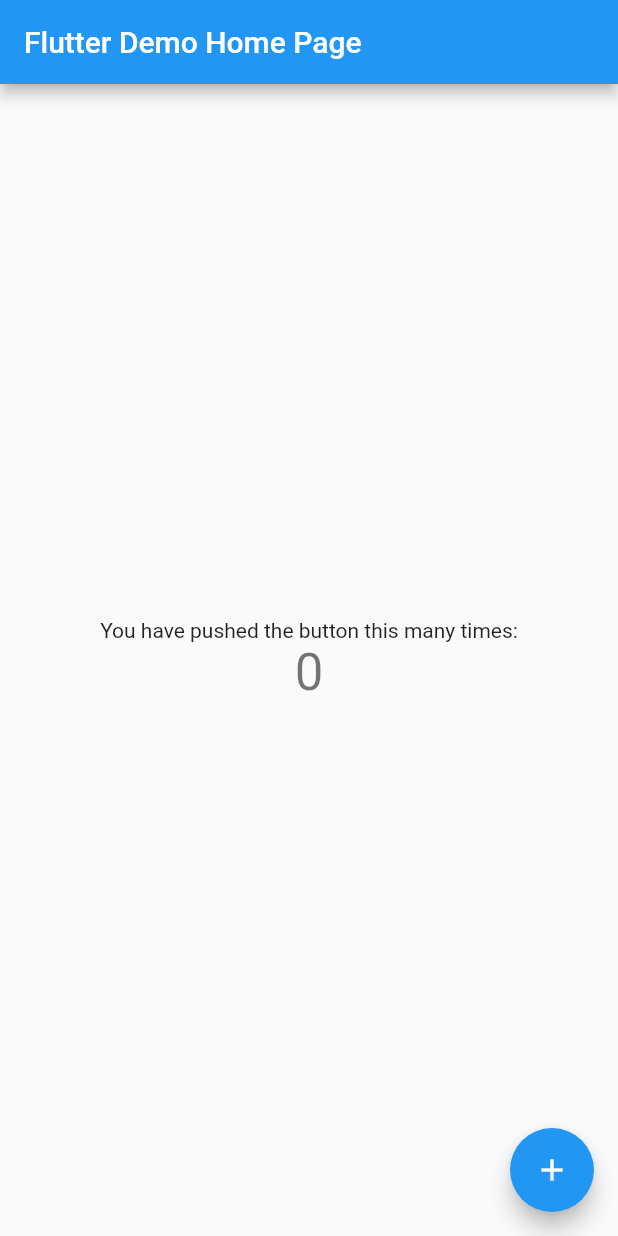
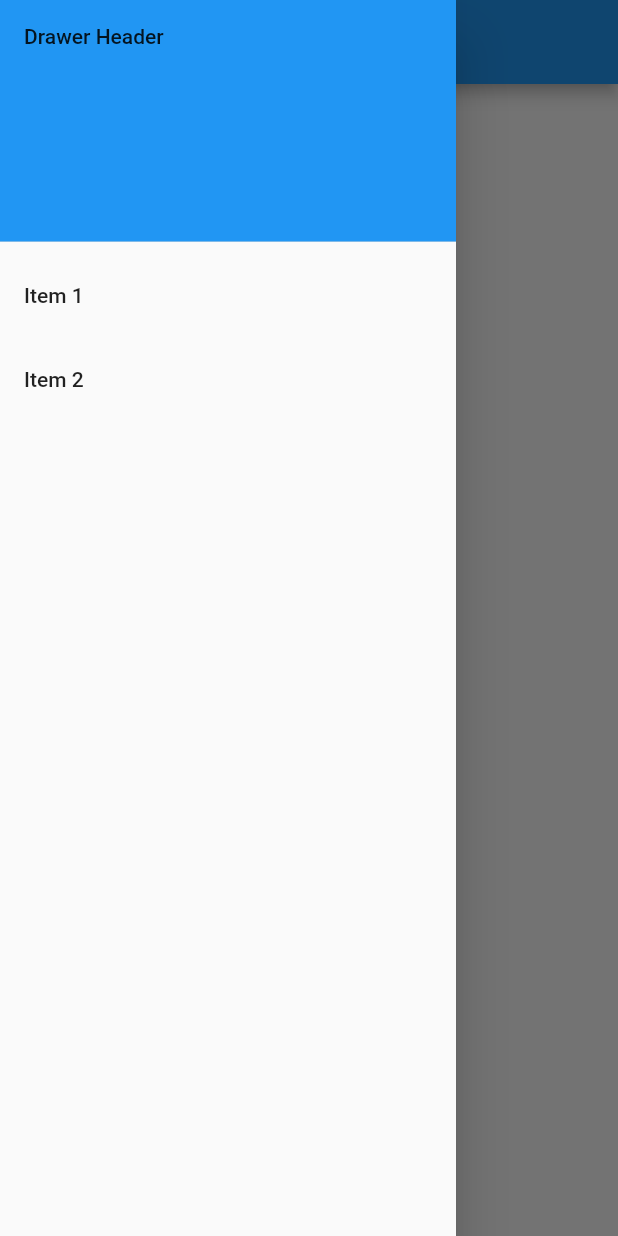
Before and after one commit to nadeshiko69/Saiten_JLeague, a Flutter app: the screen it shows after launch, with the side drawer open (before the commit the screen has no drawer), on a phone screen of 412 x 824 dp. Run offline on Flutter 3.47's test engine with Material 2 defaults, Android fonts, the phone set to English and light mode, and no system bars.

Commit message:
ハンバーガーメニュー雛形実装 / iPadでビルドしサイズ確認済

```diff
--- a/app/lib/main.dart
+++ b/app/lib/main.dart
@@ -11,36 +11,18 @@ class MyApp extends StatelessWidget {
   @override
   Widget build(BuildContext context) {
     return MaterialApp(
+      debugShowCheckedModeBanner: false,
       title: 'Flutter Demo',
       theme: ThemeData(
-        // This is the theme of your application.
-        //
-        // Try running your application with "flutter run". You'll see the
-        // application has a blue toolbar. Then, without quitting the app, try
-        // changing the primarySwatch below to Colors.green and then invoke
-        // "hot reload" (press "r" in the console where you ran "flutter run",
-        // or simply save your changes to "hot reload" in a Flutter IDE).
-        // Notice that the counter didn't reset back to zero; the application
-        // is not restarted.
         primarySwatch: Colors.blue,
       ),
-      home: const MyHomePage(title: 'Flutter Demo Home Page'),
+      home: const MyHomePage(title: 'みんなで採点J'),
     );
   }
 }
 
 class MyHomePage extends StatefulWidget {
   const MyHomePage({Key? key, required this.title}) : super(key: key);
-
-  // This widget is the home page of your application. It is stateful, meaning
-  // that it has a State object (defined below) that contains fields that affect
-  // how it looks.
-
-  // This class is the configuration for the state. It holds the values (in this
-  // case the title) provided by the parent (in this case the App widget) and
-  // used by the build method of the State. Fields in a Widget subclass are
-  // always marked "final".
-
   final String title;
 
   @override
@@ -48,68 +30,40 @@ class MyHomePage extends StatefulWidget {
 }
 
 class _MyHomePageState extends State<MyHomePage> {
-  int _counter = 0;
-
-  void _incrementCounter() {
-    setState(() {
-      // This call to setState tells the Flutter framework that something has
-      // changed in this State, which causes it to rerun the build method below
-      // so that the display can reflect the updated values. If we changed
-      // _counter without calling setState(), then the build method would not be
-      // called again, and so nothing would appear to happen.
-      _counter++;
-    });
-  }
-
   @override
   Widget build(BuildContext context) {
-    // This method is rerun every time setState is called, for instance as done
-    // by the _incrementCounter method above.
-    //
-    // The Flutter framework has been optimized to make rerunning build methods
-    // fast, so that you can just rebuild anything that needs updating rather
-    // than having to individually change instances of widgets.
     return Scaffold(
       appBar: AppBar(
-        // Here we take the value from the MyHomePage object that was created by
-        // the App.build method, and use it to set our appbar title.
         title: Text(widget.title),
       ),
       body: Center(
-        // Center is a layout widget. It takes a single child and positions it
-        // in the middle of the parent.
-        child: Column(
-          // Column is also a layout widget. It takes a list of children and
-          // arranges them vertically. By default, it sizes itself to fit its
-          // children horizontally, and tries to be as tall as its parent.
-          //
-          // Invoke "debug painting" (press "p" in the console, choose the
-          // "Toggle Debug Paint" action from the Flutter Inspector in Android
-          // Studio, or the "Toggle Debug Paint" command in Visual Studio Code)
-          // to see the wireframe for each widget.
-          //
-          // Column has various properties to control how it sizes itself and
-          // how it positions its children. Here we use mainAxisAlignment to
-          // center the children vertically; the main axis here is the vertical
-          // axis because Columns are vertical (the cross axis would be
-          // horizontal).
-          mainAxisAlignment: MainAxisAlignment.center,
-          children: <Widget>[
-            const Text(
-              'You have pushed the button this many times:',
+
+      ),
+      drawer: Drawer(
+        child: ListView(
+          padding: EdgeInsets.zero,
+          children: [
+            const DrawerHeader(
+              decoration: BoxDecoration(
+                color: Colors.blue,
+              ),
+              child: Text('Drawer Header'),
             ),
-            Text(
-              '$_counter',
-              style: Theme.of(context).textTheme.headline4,
+            ListTile(
+              title: const Text('Item 1'),
+              onTap: () {
+                Navigator.pop(context);
+              },
+            ),
+            ListTile(
+              title: const Text('Item 2'),
+              onTap: () {
+                Navigator.pop(context);
+              },
             ),
           ],
         ),
       ),
-      floatingActionButton: FloatingActionButton(
-        onPressed: _incrementCounter,
-        tooltip: 'Increment',
-        child: const Icon(Icons.add),
-      ), // This trailing comma makes auto-formatting nicer for build methods.
     );
   }
 }
```
Also changed, not shown: 1 other file.
